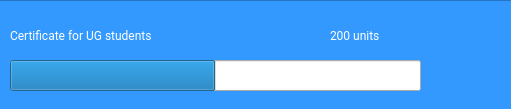
First picture: the form in print_queue_item.ui, repository WhiteW0lf00/supreme_ulterior_interior, before the edit.
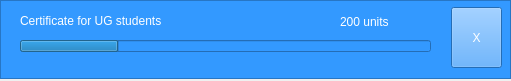
Second picture: the form after the edit. Icons and pictures are not drawn.

The edit to the form file:
```diff
--- a/print_queue_item.ui
+++ b/print_queue_item.ui
@@ -7,7 +7,7 @@
     <x>0</x>
     <y>0</y>
     <width>511</width>
-    <height>109</height>
+    <height>81</height>
    </rect>
   </property>
   <property name="sizePolicy">
@@ -19,131 +19,92 @@
   <property name="windowTitle">
    <string>Form</string>
   </property>
+  <widget class="QFrame" name="printItemFrame">
+   <property name="geometry">
+    <rect>
+     <x>0</x>
+     <y>0</y>
+     <width>511</width>
+     <height>79</height>
+    </rect>
+   </property>
   <property name="styleSheet">
-   <string notr="true"/>
-  </property>
+    <string notr="true">background-color: #3399ff;</string>
+   </property>
+   <property name="frameShape">
+    <enum>QFrame::StyledPanel</enum>
+   </property>
+   <property name="frameShadow">
+    <enum>QFrame::Raised</enum>
+   </property>
+   <widget class="QLabel" name="certificateLabel">
+    <property name="geometry">
+     <rect>
+      <x>20</x>
+      <y>10</y>
+      <width>231</width>
+      <height>22</height>
+     </rect>
+    </property>
+    <property name="styleSheet">
+     <string notr="true">color: white;</string>
+    </property>
+    <property name="text">
+     <string>Certificate for UG students</string>
+    </property>
+   </widget>
   <widget class="QLabel" name="countLabel">
    <property name="geometry">
     <rect>
-     <x>330</x>
+      <x>340</x>
      <y>10</y>
      <width>101</width>
-     <height>51</height>
-    </rect>
-   </property>
-   <property name="font">
-    <font>
-     <family>Roboto</family>
-    </font>
+      <height>24</height>
+     </rect>
+    </property>
+    <property name="styleSheet">
+     <string notr="true">color: white;</string>
    </property>
    <property name="locale">
     <locale language="English" country="India"/>
    </property>
    <property name="text">
-    <string>&lt;html&gt;&lt;head/&gt;&lt;body&gt;&lt;p&gt;&lt;span style=&quot; color:#ffffff;&quot;&gt;200 units&lt;/span&gt;&lt;/p&gt;&lt;/body&gt;&lt;/html&gt;</string>
-   </property>
-  </widget>
-  <widget class="QLabel" name="certificateLabel">
-   <property name="geometry">
-    <rect>
-     <x>10</x>
-     <y>10</y>
-     <width>231</width>
-     <height>51</height>
-    </rect>
-   </property>
-   <property name="font">
-    <font>
-     <family>Roboto</family>
-     <weight>50</weight>
-     <bold>false</bold>
-    </font>
-   </property>
-   <property name="styleSheet">
-    <string notr="true"/>
-   </property>
-   <property name="text">
-    <string>&lt;html&gt;&lt;head/&gt;&lt;body&gt;&lt;p&gt;&lt;span style=&quot; color:#ffffff;&quot;&gt;Certificate for UG students&lt;/span&gt;&lt;/p&gt;&lt;/body&gt;&lt;/html&gt;</string>
-   </property>
-  </widget>
-  <widget class="QToolButton" name="downloadButton">
-   <property name="geometry">
-    <rect>
-     <x>440</x>
-     <y>30</y>
-     <width>51</width>
-     <height>61</height>
-    </rect>
-   </property>
-   <property name="font">
-    <font>
-     <family>Roboto</family>
-     <pointsize>20</pointsize>
-    </font>
-   </property>
-   <property name="styleSheet">
-    <string notr="true">border: 1px solid #3399ff</string>
-   </property>
-   <property name="text">
-    <string/>
-   </property>
-   <property name="icon">
-    <iconset>
-     <normaloff>Resources/printQueueItem_dling.png</normaloff>Resources/printQueueItem_dling.png</iconset>
-   </property>
-   <property name="iconSize">
-    <size>
-     <width>100</width>
-     <height>100</height>
-    </size>
+     <string>200 units</string>
    </property>
   </widget>
   <widget class="QProgressBar" name="progressBar">
    <property name="geometry">
     <rect>
-     <x>10</x>
-     <y>60</y>
+      <x>20</x>
+      <y>40</y>
      <width>411</width>
-     <height>31</height>
+      <height>12</height>
     </rect>
    </property>
    <property name="value">
-    <number>50</number>
+     <number>24</number>
    </property>
    <property name="textVisible">
     <bool>false</bool>
    </property>
-   <property name="invertedAppearance">
-    <bool>false</bool>
-   </property>
-   <property name="format">
-    <string>%p%</string>
-   </property>
-  </widget>
-  <widget class="QFrame" name="frame">
+   </widget>
+   <widget class="QToolButton" name="closeButton">
    <property name="geometry">
     <rect>
-     <x>-4</x>
-     <y>0</y>
-     <width>518</width>
-     <height>110</height>
+      <x>451</x>
+      <y>7</y>
+      <width>51</width>
+      <height>61</height>
     </rect>
    </property>
    <property name="styleSheet">
-    <string notr="true">background-color: #3399ff</string>
-   </property>
-   <property name="frameShape">
-    <enum>QFrame::StyledPanel</enum>
-   </property>
-   <property name="frameShadow">
-    <enum>QFrame::Raised</enum>
-   </property>
-  </widget>
-  <zorder>frame</zorder>
-  <zorder>countLabel</zorder>
-  <zorder>certificateLabel</zorder>
-  <zorder>downloadButton</zorder>
-  <zorder>progressBar</zorder>
+     <string notr="true">color: white;</string>
+    </property>
+    <property name="text">
+     <string>X</string>
+    </property>
+   </widget>
+  </widget>
  </widget>
  <resources/>
  <connections/>
```
Lines whose indentation alone changed are shown as unchanged.
